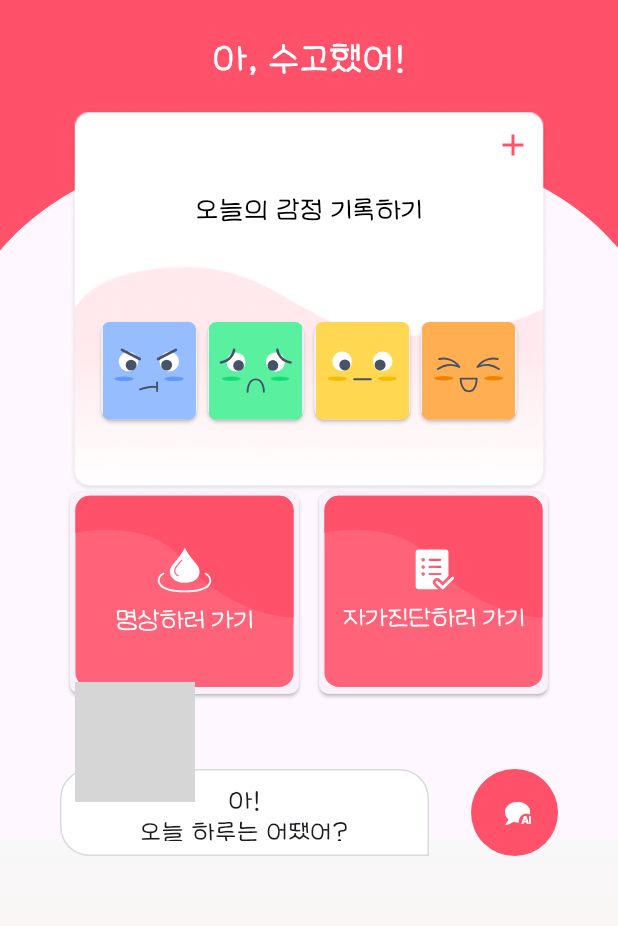
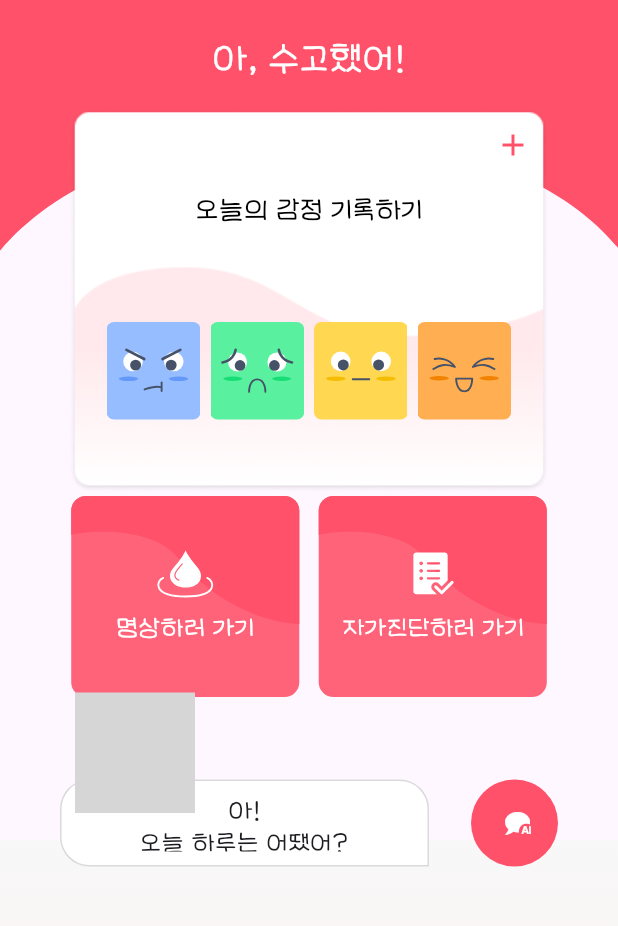
Before and after one commit to OZ-Pinned/OZ-Pinned, a Flutter app: the HomePage screen opened directly with empty values, on a phone screen of 412 x 824 dp, the part 152-1078 px from its top. Run offline on Flutter 3.47's test engine with Material 3 defaults, Android fonts, the phone set to English and light mode, and no system bars; our stand-ins replace fl_chart, flutter_svg, image_picker, shared_preferences, video_player; missing offline and left inert: mailer; accounts and stored records are empty; network calls fail; project files that could hold a hidden picture were left out; grey boxes are pictures that could not be loaded.

Commit message:
✅ fix : 홈 버튼 구조 변경

```diff
--- a/pinned/lib/screens/home.dart
+++ b/pinned/lib/screens/home.dart
@@ -38,8 +38,8 @@ class _HomePageState extends State<HomePage> {
   ];
 
   List buttonImageList = [
-    'meditationButton.svg',
-    'selfTestButton.svg',
+    'meditationButtonBackground.svg',
+    'selfTestButtonBackground.svg',
   ];
 
   String getImage(int value) {
@@ -264,21 +264,13 @@ class _HomePageState extends State<HomePage> {
                           mainAxisAlignment: MainAxisAlignment.center,
                           children: [
                             for (int i = 0; i < 4; i++) ...[
-                              ElevatedButton(
-                                onPressed: () {},
-                                style: ElevatedButton.styleFrom(
-                                  shape: RoundedRectangleBorder(
-                                    borderRadius: BorderRadius.circular(7),
-                                  ),
-                                  padding: EdgeInsets.all(0),
-                                ),
-                                child: SvgPicture.asset(
+                              SvgPicture.asset(
                                 'assets/images/${getImage(i)}',
                                 fit: BoxFit.cover,
                                 width: 62,
                                 height: 65,
                               ),
-                              ),
+
                               if (i < 3) const SizedBox(width: 7), // 버튼 간 간격
                             ],
                           ],
@@ -292,41 +284,55 @@ class _HomePageState extends State<HomePage> {
                     mainAxisAlignment: MainAxisAlignment.center,
                     children: [
                       for (int i = 0; i < 2; i++) ...[
-                        ElevatedButton(
-                          style: ElevatedButton.styleFrom(
-                              shape: RoundedRectangleBorder(
+                        Stack(
+                          children: [
+                            SvgPicture.asset(
+                              'assets/images/${getButtonImage(i)}',
+                              width: 160,
+                              height: 142,
+                              fit: BoxFit.fill,
+                            ),
+                            Positioned.fill(
+                              top: 40,
+                              child: Material(
+                                color: Colors.transparent,
+                                child: InkWell(
                                   borderRadius: BorderRadius.circular(7),
-                              ),
-                              padding: EdgeInsets.all(0),
-                              fixedSize: Size(
-                                153,
-                                135,
-                              )),
-                          onPressed: () {
+                                  onTap: () {
                                     if (i == 0) {
                                       Navigator.push(
                                         context,
                                         MaterialPageRoute(
-                                  builder: (context) => MeditationVideoList(),
+                                          builder: (context) =>
+                                              MeditationVideoList(),
                                         ),
                                       );
                                     } else {
                                       Navigator.push(
                                         context,
                                         MaterialPageRoute(
-                                  builder: (context) => TestPage(lang: true),
+                                          builder: (context) =>
+                                              TestPage(lang: true),
                                         ),
                                       );
                                     }
                                   },
-                          child: SvgPicture.asset(
-                            'assets/images/${getButtonImage(i)}',
-                            width: 153,
-                            height: 135,
-                            fit: BoxFit.fill,
+                                  child: Center(
+                                    child: Text(
+                                      i == 0 ? '명상하러 가기' : '자가진단하러 가기',
+                                      style: TextStyle(
+                                        fontSize: 18,
+                                        color: Colors.white,
+                                        fontFamily: 'LeeSeoYun',
                                       ),
                                     ),
-                        if (i < 1) const SizedBox(width: 13),
+                                  ),
+                                ),
+                              ),
+                            ),
+                          ],
+                        ),
+                        if (i < 1) const SizedBox(width: 5),
                       ],
                     ],
                   ),
```
Also changed, not shown: pinned/lib/screens/mypage.dart (+19 -4 lines), pinned/assets/images/dialogKoKo.svg (added), pinned/assets/images/meditationButtonBackground.svg (added), pinned/assets/images/selfTestButtonBackground.svg (added). Lines whose indentation alone changed are shown as unchanged.
